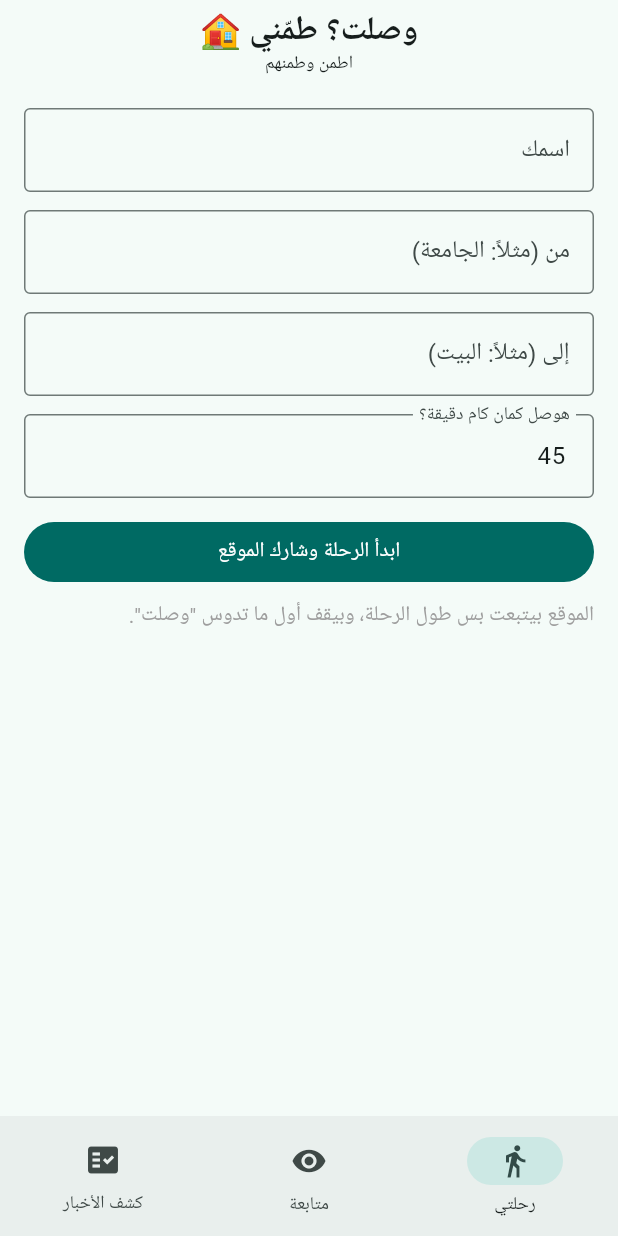
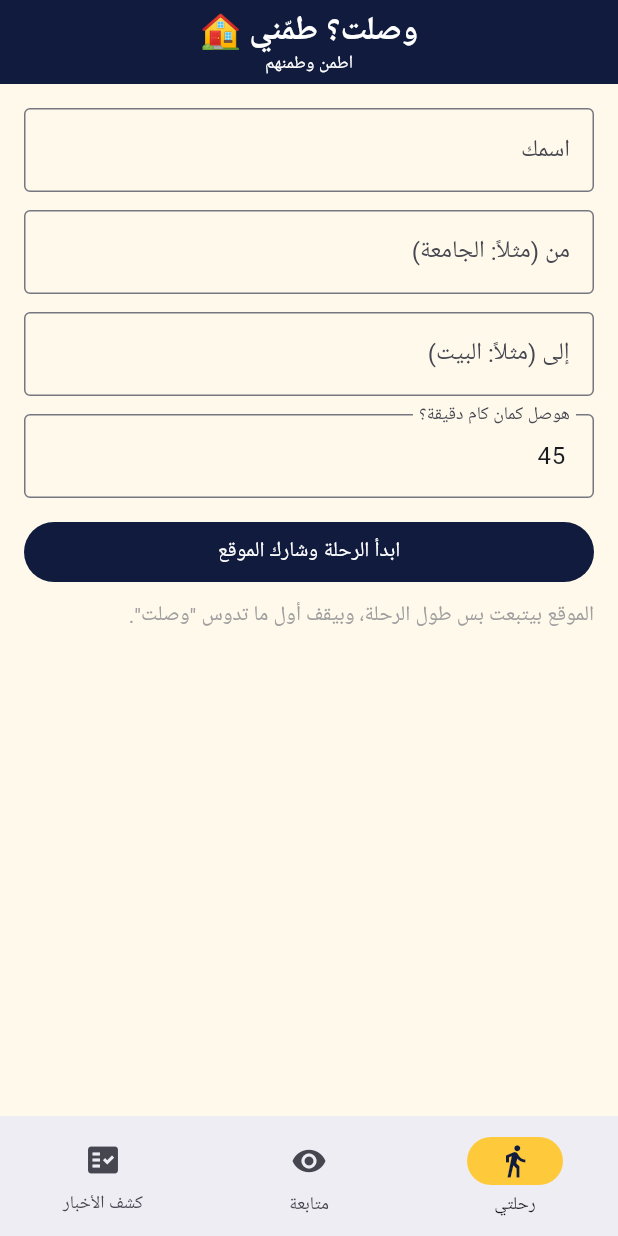
Before and after one commit to 1Zeyadsoliman/tammennyyyyyyyyyyyy, a Flutter app: the screen it shows after launch, on a phone screen of 412 x 824 dp. Run offline on Flutter 3.47's test engine with Material 3 defaults, Android fonts, the light colour scheme and no system bars; our stand-ins replace geolocator, share_plus, shared_preferences.

Commit message:
Update theme colors, add Google Fonts, and enhance UI elements

```diff
--- /dev/null
+++ b/tammenny/data.json
@@ -0,0 +1 @@
+{"trips":{"8cf31fbe":{"id":"8cf31fbe","token":"118d887f5cb38a29ee2e5c91","name":"تر","from":"ز","to":"تلا","startedAt":1793095047892,"eta":1793095107892,"arrivedAt":null,"points":[{"lat":29.961152500000004,"lng":31.0948908,"t":1793095059785}]}}}
--- a/tammenny_app/lib/main.dart
+++ b/tammenny_app/lib/main.dart
@@ -10,8 +10,7 @@ import 'package:share_plus/share_plus.dart';
 import 'package:shared_preferences/shared_preferences.dart';
 import 'package:url_launcher/url_launcher.dart';
 
-// غيّر اللينك ده للسيرفر المنشور بتاعك (من غير / في الآخر)
-const baseUrl = 'https://YOUR-APP.onrender.com';
+const baseUrl = 'https://paver-rumbling-runt.ngrok-free.dev ';
 
 Future<Map<String, dynamic>> api(String path,
     {Map<String, dynamic>? body, bool post = false}) async {
@@ -19,10 +18,10 @@ Future<Map<String, dynamic>> api(String path,
   final r = post
       ? await http
           .post(uri,
-              headers: {'Content-Type': 'application/json'},
+              headers: {'Content-Type': 'application/json', 'ngrok-skip-browser-warning': '1'},
               body: jsonEncode(body ?? {}))
           .timeout(const Duration(seconds: 25))
-      : await http.get(uri).timeout(const Duration(seconds: 25));
+      : await http.get(uri, headers: {'ngrok-skip-browser-warning': '1'}).timeout(const Duration(seconds: 25));
   final d = jsonDecode(utf8.decode(r.bodyBytes)) as Map<String, dynamic>;
   if (r.statusCode >= 400) throw Exception(d['error'] ?? 'حصل خطأ');
   return d;
@@ -65,7 +64,20 @@ class App extends StatelessWidget {
   Widget build(BuildContext context) => MaterialApp(
         title: 'وصلت؟ طمّني',
         debugShowCheckedModeBanner: false,
-        theme: ThemeData(useMaterial3: true, colorSchemeSeed: const Color(0xFF0F766E)),
+        theme: ThemeData(
+          useMaterial3: true,
+          scaffoldBackgroundColor: const Color(0xFFFFF9EC),
+          colorScheme: ColorScheme.fromSeed(seedColor: const Color(0xFF1B2A63)).copyWith(
+            primary: const Color(0xFF101B3D),
+            onPrimary: Colors.white,
+            secondaryContainer: const Color(0xFFFFC93C),
+            onSecondaryContainer: const Color(0xFF101B3D),
+          ),
+          appBarTheme: const AppBarTheme(
+            backgroundColor: Color(0xFF101B3D),
+            foregroundColor: Colors.white,
+          ),
+        ),
         builder: (c, child) => Directionality(textDirection: TextDirection.rtl, child: child!),
         home: const Home(),
       );
```
Also changed, not shown: tammenny/public/icon-192.png, tammenny/public/icon-512.png, tammenny/public/manifest.json, 2 other files.
